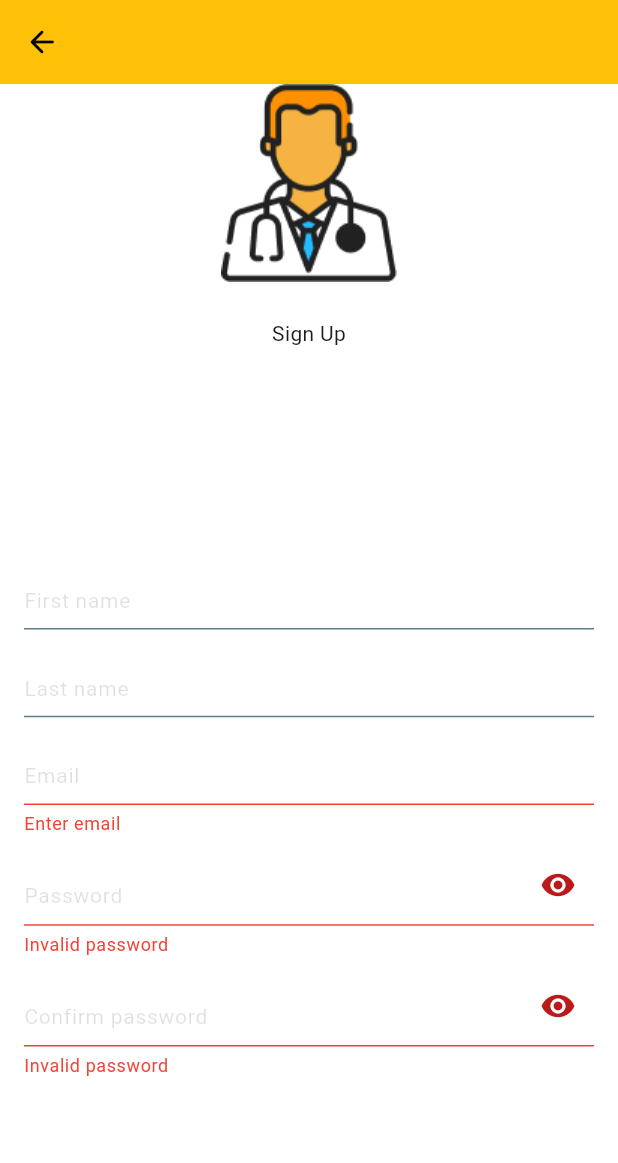
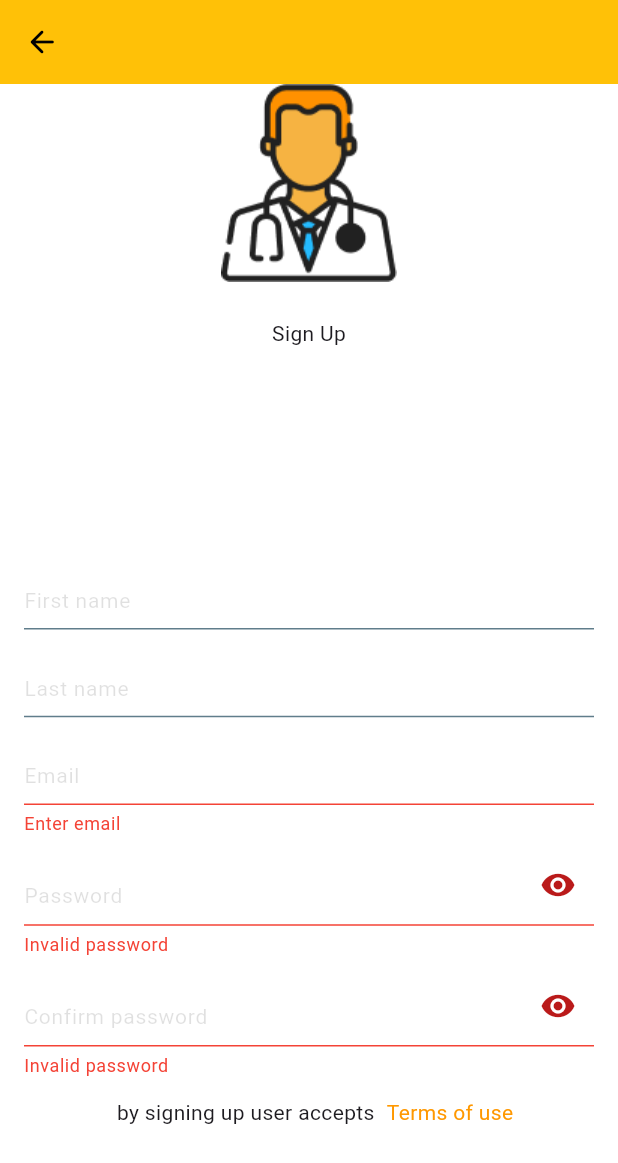
Before and after one commit to kadr0id/nice_analyses, a Flutter app: the screen it shows after launch, scrolled down 71 dp, after a tap on "Go to sign up", on a phone screen of 412 x 824 dp. Shown: the top 1163 px of the screen. Run offline on Flutter 3.47's test engine with Material 2 defaults, Android fonts, the phone set to English and light mode, and no system bars; our stand-ins replace formz; Roboto replaces fonts that are missing (Formular).

Commit message:
add faq page

```diff
--- a/lib/sign_up/view/sign_up_form.dart
+++ b/lib/sign_up/view/sign_up_form.dart
@@ -5,9 +5,11 @@ import 'package:nice_analyses/app/nice_ui/widgets/nice_password_text_fiel.dart';
 
 import '../../app/nice_ui/nice_spacing.dart';
 import '../../app/nice_ui/widgets/nice_text_field.dart';
+import '../../app/nice_ui/widgets/primary_action_button.dart';
 import '../../app/nice_ui/widgets/registration_header.dart';
 import '../../app/nice_ui/widgets/scrollable_column.dart';
 import '../../app/nice_ui/widgets/text_link_button.dart';
+import '../../faq/faq.dart';
 import '../../sign_in/view/sign_in_page.dart';
 
 class SignUpForm extends StatelessWidget {
@@ -15,25 +17,26 @@ class SignUpForm extends StatelessWidget {
 
   @override
   Widget build(BuildContext context) {
-    return ScrollableColumn(
+    return const ScrollableColumn(
       mainAxisSize: MainAxisSize.min,
       children: [
-        const RegistrationHeader(title: 'Sign Up'),
-        const Spacer(flex: 4),
-        const _FirstNameInput(),
-        const SizedBox(height: NiceSpacing.xs),
-        const _LastNameInput(),
-        const SizedBox(height: NiceSpacing.xs),
+        RegistrationHeader(title: 'Sign Up'),
+        Spacer(flex: 4),
+        _FirstNameInput(),
+        SizedBox(height: NiceSpacing.xs),
+        _LastNameInput(),
+        SizedBox(height: NiceSpacing.xs),
         _EmailInput(),
-        const SizedBox(height: NiceSpacing.xs),
-        const _PasswordInput(),
-        const SizedBox(height: NiceSpacing.xs),
-        const _ConfirmPasswordInput(),
-        //const _TermsOfUse(),
-        const Spacer(flex: 4),
-        const Spacer(flex: 2),
-        const _SignIn(),
-        const SizedBox(height: NiceSpacing.sm)
+        SizedBox(height: NiceSpacing.xs),
+        _PasswordInput(),
+        SizedBox(height: NiceSpacing.xs),
+        _ConfirmPasswordInput(),
+        _TermsOfUse(),
+        Spacer(flex: 4),
+        _SignUpButton(),
+        Spacer(flex: 2),
+        _SignIn(),
+        SizedBox(height: NiceSpacing.sm)
       ],
     );
   }
@@ -76,6 +79,7 @@ class _LastNameInput extends StatelessWidget {
 }
 
 class _EmailInput extends StatelessWidget {
+  const _EmailInput({Key? key}) : super(key: key);
   @override
   Widget build(BuildContext context) {
     EmailValidationError email = EmailValidationError.empty;
@@ -175,6 +179,48 @@ class _ConfirmPasswordInput extends StatelessWidget {
   }
 }
 
+class _TermsOfUse extends StatelessWidget {
+  const _TermsOfUse({Key? key}) : super(key: key);
+
+  @override
+  Widget build(BuildContext context) {
+
+    return TextLinkButton(
+      key: const Key('signUpForm_termsOfUse_textButton'),
+      title: 'by signing up user accepts',
+      link: 'Terms of use',
+      direction: Axis.horizontal,
+      onPressed: () {
+        Navigator.of(context).pushReplacement<void, void>(FaqPage.route());
+      }
+    );
+  }
+}
+
+class _SignUpButton extends StatelessWidget {
+  const _SignUpButton({Key? key}) : super(key: key);
+
+  @override
+  Widget build(BuildContext context) {
+
+    return Padding(
+      padding: const EdgeInsets.symmetric(
+        horizontal: NiceSpacing.xxxlg,
+      ),
+      child: SizedBox(
+        width: double.infinity,
+        child: PrimaryActionButton(
+          key: const Key('signUpForm_signUp_textButton'),
+          title: 'Sign Up',
+          onPressed: () {
+            FocusScope.of(context).unfocus();
+          },
+        ),
+      ),
+    );
+  }
+}
+
 class _SignIn extends StatelessWidget {
   const _SignIn({Key? key}) : super(key: key);
 
```
Also changed, not shown: lib/faq/faq.dart (added, +69 -0 lines).
